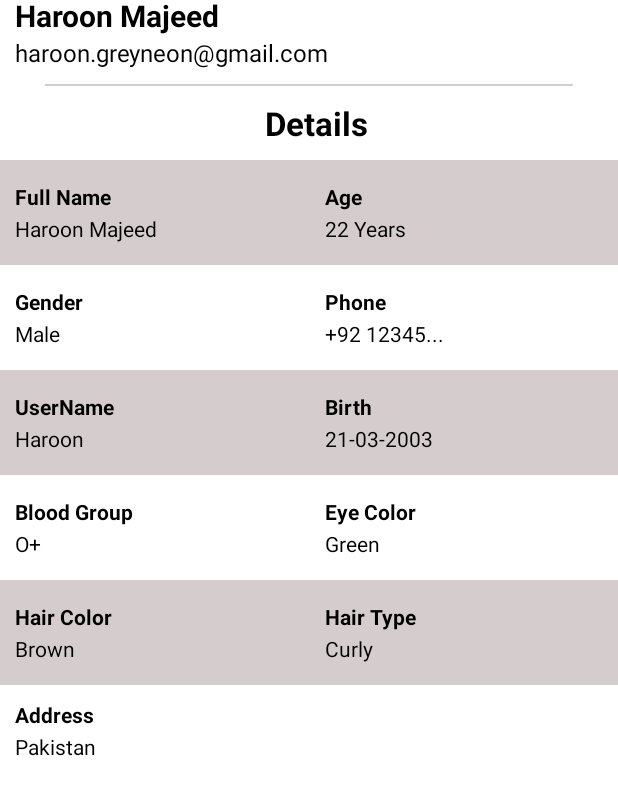
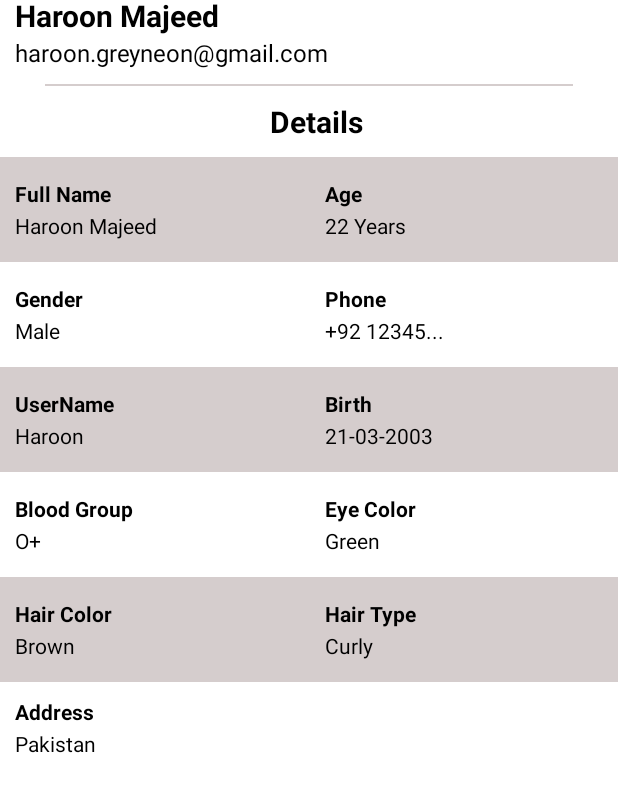
Before and after one commit to HaroonBsf/DiffUtil_RecyclerView, an Android app: the layout activity_detailed.xml on its own in the app's theme, with its tools: preview values and no code run, on a phone screen of 412 x 824 dp. Shown: the part 271-1066 px from the top of the screen. Run offline under Robolectric (Android 15) with nearby library versions, the phone set to English and light mode, and no system bars.

Commit message:
final commit

```diff
--- a/app/src/main/java/com/example/diffutilsrecyclerview/Adapter.kt
+++ b/app/src/main/java/com/example/diffutilsrecyclerview/Adapter.kt
@@ -6,7 +6,6 @@ import android.view.LayoutInflater
 import android.view.View
 import android.view.ViewGroup
 import android.widget.TextView
-import android.widget.Toast
 import androidx.recyclerview.widget.DiffUtil
 import androidx.recyclerview.widget.RecyclerView
 import com.bumptech.glide.Glide
--- a/app/src/main/res/layout/activity_detailed.xml
+++ b/app/src/main/res/layout/activity_detailed.xml
@@ -73,7 +73,7 @@
             android:layout_marginTop="10dp"
             android:text="Details"
             android:textColor="@color/black"
-            android:textSize="22sp"
+            android:textSize="20sp"
             android:textStyle="bold"
             app:layout_constraintEnd_toEndOf="parent"
             app:layout_constraintStart_toStartOf="@+id/detailedCircleImage"
```
Also changed, not shown: app/src/main/java/com/example/diffutilsrecyclerview/DetailedActivity.kt (+9 -3 lines).
